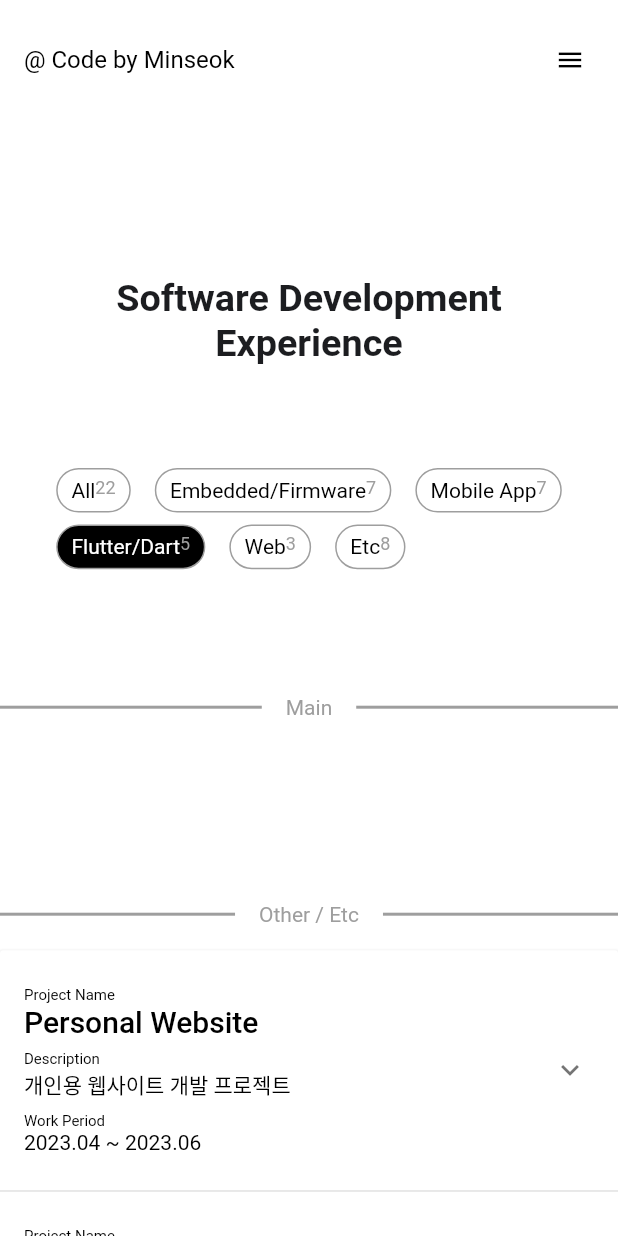
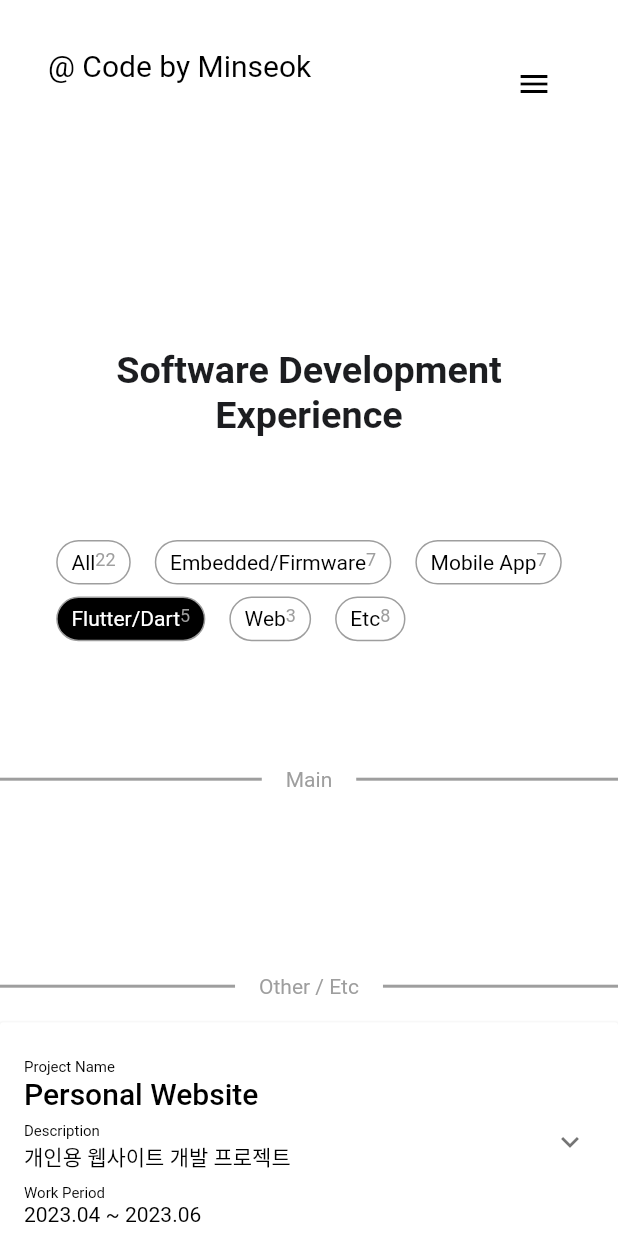
Before and after one commit to MinseokJeong/mj_personal_website, a Flutter app: the WorkPage screen opened directly, after a tap on "Embedded/Firmware", after a tap on "Mobile App", after a tap on "Flutter/Dart", on a phone screen of 412 x 824 dp. Run offline on Flutter 3.47's test engine with Material 2 defaults, Android fonts, the phone set to English and light mode, and no system bars; our stand-ins replace auto_size_text, flutter_svg, hexcolor; Roboto replaces fonts that are missing (MaruBuri).

Commit message:
update the ui detail...

```diff
--- a/lib/main.dart
+++ b/lib/main.dart
@@ -31,7 +31,7 @@ void main() {
   if (developmentMode) {
     return runApp(
       MaterialApp(
-        home: const WorkPage(),
+        home: const AboutPage(),
         theme: ThemeData(fontFamily: appFontFamily),
         debugShowCheckedModeBanner: false,
       ),
--- a/lib/widget/code_by_minseok_widget.dart
+++ b/lib/widget/code_by_minseok_widget.dart
@@ -57,13 +57,14 @@ class _CodeByMinseokWidgetState extends State<CodeByMinseokWidget>
           builder: (context, child) {
             final rotateValue = _animationController.value * 2.0 * pi;
             final textStyle = TextStyle(
-                fontSize: 16.0,
+                fontSize: 20,
                 color: widget.color,
                 fontWeight: FontWeight.normal);
 
             //final rotate
-            return SizedBox(
-              child: Row(
+            return Row(
+              crossAxisAlignment: CrossAxisAlignment.start,
+              mainAxisSize: MainAxisSize.min,
               children: [
                 Transform.rotate(
                   angle: rotateValue,
@@ -91,7 +92,6 @@ class _CodeByMinseokWidgetState extends State<CodeByMinseokWidget>
                   ],
                 )
               ],
-              ),
             );
           },
         ),
--- a/lib/widget/interaction_menu_button_widget.dart
+++ b/lib/widget/interaction_menu_button_widget.dart
@@ -28,7 +28,7 @@ class _InteractionMenuButtonWidgetState
   late LineMetrics _calculatedLineMetrics;
   double _horizontalPadding = 16.0;
   double _verticalPadding = 16.0;
-  final double _fontSize = 16.0;
+  final double _fontSize = 20.0;
 
   String get _text => widget.text;
   double get _containerWidth =>
@@ -43,7 +43,7 @@ class _InteractionMenuButtonWidgetState
   TextStyle get _textStyle => TextStyle(
         color: widget.textColor,
         fontSize: _fontSize,
-        fontWeight: FontWeight.normal,
+        fontWeight: FontWeight.w500,
         overflow: TextOverflow.visible,
       );
 
--- a/lib/widget/project_widget.dart
+++ b/lib/widget/project_widget.dart
@@ -207,7 +207,7 @@ class ProjectWidget extends StatelessWidget {
     final textStyle = TextStyle(
       fontSize: fontSizeVariation.getSizeWithContext(context),
       color: Colors.black,
-      fontWeight: FontWeight.w400,
+      fontWeight: FontWeight.w500,
     );
 
     return Text(
@@ -230,7 +230,7 @@ class ProjectWidget extends StatelessWidget {
     final textStyle = TextStyle(
       fontSize: fontSizeVariation.getSizeWithContext(context),
       color: Colors.grey,
-      fontWeight: FontWeight.w300,
+      fontWeight: FontWeight.w400,
     );
     return Text(
       text,
--- a/lib/widget/top_header_widget.dart
+++ b/lib/widget/top_header_widget.dart
@@ -18,82 +18,23 @@ class TopHeaderWidget extends StatelessWidget {
   @override
   Widget build(BuildContext context) {
     final screenSizeWidth = ScreenSize.getScreenWidth(context);
-    if (screenSizeWidth >= ScreenType.tablet.width) {
-      return _forDefaultScreenSizeWidget(context);
-    } else {
-      return _forSmallScreenSizeWidget(context);
-    }
-  }
-
-  Widget _forSmallScreenSizeWidget(BuildContext context) {
-    double leftPadding = 8.0;
-    TextAlign textAlign = TextAlign.left;
-    var text = "@ Code by Minseok";
-
-    //final screenSizeWidth = ScreenSize.getScreenHeight(context);
+    bool isScreenSizeSmallerThanTablet =
+        (screenSizeWidth >= ScreenType.tablet.width);
 
     return Padding(
-      padding: const EdgeInsets.only(left: 8.0, top: 16.0, right: 8.0),
+      padding: const EdgeInsets.symmetric(horizontal: 32, vertical: 32),
       child: Row(
         mainAxisAlignment: MainAxisAlignment.start,
+        crossAxisAlignment: CrossAxisAlignment.start,
         children: [
-          Padding(
-            padding: EdgeInsets.only(top: 8.0, bottom: 8.0, left: leftPadding),
-            child: CodeByMinseokWidget(
+          CodeByMinseokWidget(
             color: textColor,
             onPressed: () {
               Navigator.pushNamed(context, rn.rootPage);
             },
           ),
-          ),
           const Spacer(),
-          IconButton(
-              onPressed: () {
-                Navigator.push<void>(
-                  context,
-                  MaterialPageRoute<void>(
-                    builder: (BuildContext context) => const MenuPage(),
-                  ),
-                );
-              },
-              icon: Icon(
-                Icons.menu,
-                color: textColor,
-                size: 20,
-              )),
-        ],
-      ),
-    );
-  }
-
-  Widget _forDefaultScreenSizeWidget(BuildContext context) {
-    double leftPadding = 40.0;
-    TextAlign textAlign = TextAlign.center;
-
-    var text = '@ Code by MinseokJeong';
-    final screenSizeWidth = ScreenSize.getScreenHeight(context);
-
-    if (screenSizeWidth <= ScreenType.tablet.width) {
-      leftPadding = 8.0;
-      textAlign = TextAlign.left;
-      text = "@ Code by Minseok";
-    }
-
-    return Padding(
-      padding: const EdgeInsets.only(left: 8.0, top: 16.0, right: 8.0),
-      child: Row(
-        mainAxisAlignment: MainAxisAlignment.start,
-        children: [
-          Padding(
-            padding: EdgeInsets.only(top: 8.0, bottom: 8.0, left: leftPadding),
-            child: CodeByMinseokWidget(
-              color: textColor,
-              onPressed: () {
-                Navigator.pushNamed(context, rn.rootPage);
-              },
-            ),
-          ),
-          const Spacer(),
+          if (isScreenSizeSmallerThanTablet) ...[
             InteractionMenuButtonWidget(
               text: 'Home',
               onPressed: () {
@@ -120,6 +61,22 @@ class TopHeaderWidget extends StatelessWidget {
               selected: (currentRoutePageName == rn.aboutPage) ? true : false,
             ),
           ],
+          if (!isScreenSizeSmallerThanTablet)
+            IconButton(
+                onPressed: () {
+                  Navigator.push<void>(
+                    context,
+                    MaterialPageRoute<void>(
+                      builder: (BuildContext context) => const MenuPage(),
+                    ),
+                  );
+                },
+                icon: Icon(
+                  Icons.menu,
+                  color: textColor,
+                  size: 24,
+                )),
+        ],
       ),
     );
   }
--- a/lib/widget/url_link_button_widget.dart
+++ b/lib/widget/url_link_button_widget.dart
@@ -1,5 +1,8 @@
 import 'package:flutter/material.dart';
+import 'package:mj_portfolio_web/util/size_variation_extension.dart';
 import 'package:url_launcher/url_launcher_string.dart';
+
+import '../model/size_variation.dart';
 
 class UrlLinkButtonWidget extends StatelessWidget {
   const UrlLinkButtonWidget({super.key, required this.url, required this.text});
@@ -9,6 +12,16 @@ class UrlLinkButtonWidget extends StatelessWidget {
 
   @override
   Widget build(BuildContext context) {
+    final fontSizeVariation = SizeVariation(
+      whenType4K: 20,
+      whenTypeLaptopLarge: 20.0,
+      whenTypeLaptop: 20.0,
+      whenTypeTablet: 18,
+      whenTypeMobileLarge: 14.0,
+      whenTypeMobileMedium: 14.0,
+      whenTypeMobileSmall: 14.0,
+    );
+
     return TextButton(
       onPressed: () {
         launchUrlString(url);
@@ -27,9 +40,9 @@ class UrlLinkButtonWidget extends StatelessWidget {
           ),
           Text(
             text,
-            style: const TextStyle(
+            style: TextStyle(
                 color: Colors.black,
-                fontSize: 16.0,
+                fontSize: fontSizeVariation.getSizeWithContext(context),
                 fontWeight: FontWeight.normal,
                 height: 1.0,
                 decoration: TextDecoration.underline),
--- a/pubspec.yaml
+++ b/pubspec.yaml
@@ -15,7 +15,7 @@ publish_to: "none" # Remove this line if you wish to publish to pub.dev
 # In iOS, build-name is used as CFBundleShortVersionString while build-number used as CFBundleVersion.
 # Read more about iOS versioning at
 # https://developer.apple.com/library/archive/documentation/General/Reference/InfoPlistKeyReference/Articles/CoreFoundationKeys.html
-version: 1.0.0+1
+version: 1.0.1+1
 
 environment:
   sdk: '>=3.0.0 <4.0.0'
```
Also changed, not shown: 2 other files. Lines whose indentation alone changed are shown as unchanged.
